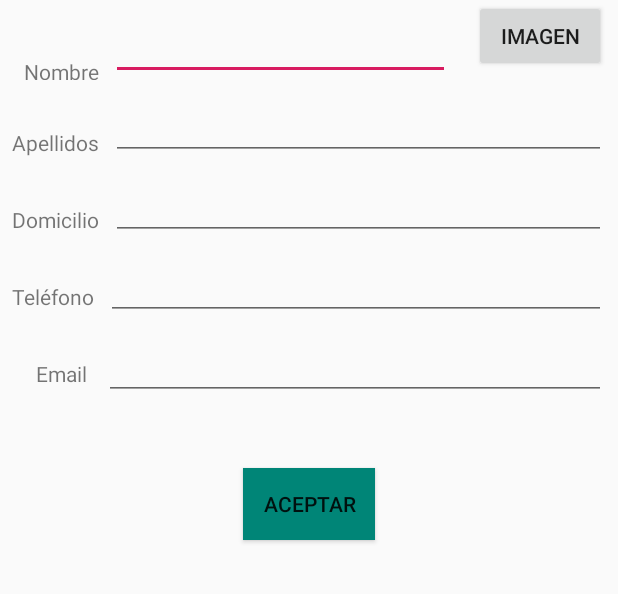
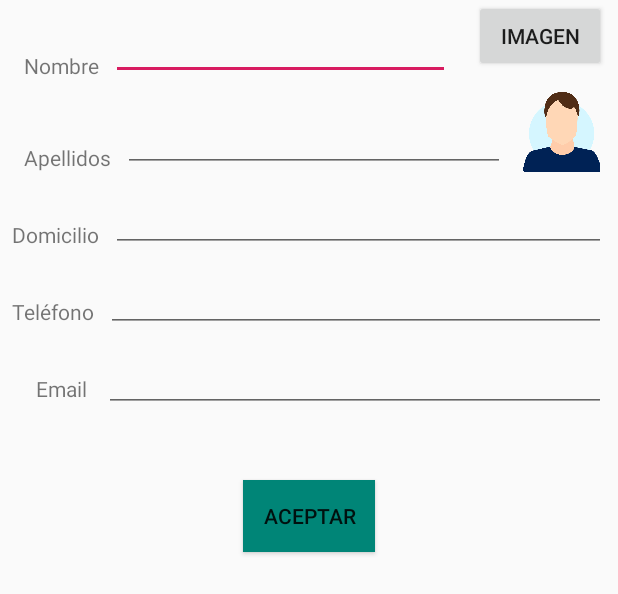
Before and after one commit to rubenseglop/Contactos, an Android app: the layout content_anadir.xml on its own in the app's theme, with its tools: preview values and no code run, on a phone screen of 412 x 824 dp. Shown: the top 594 px of the screen. Run offline under Robolectric (Android 15) with nearby library versions, the phone set to English and light mode, and no system bars.

Commit message:
Colocar la imagen tomada en el ImageView

```diff
--- a/app/src/main/res/layout/content_anadir.xml
+++ b/app/src/main/res/layout/content_anadir.xml
@@ -16,14 +16,15 @@
         android:layout_marginEnd="8dp"
         android:orientation="horizontal"
         app:layout_constraintEnd_toEndOf="parent"
-        app:layout_constraintStart_toStartOf="parent">
+        app:layout_constraintStart_toStartOf="parent"
+        app:layout_constraintTop_toTopOf="parent">
 
         <TextView
             android:id="@+id/nombre"
             android:layout_width="wrap_content"
             android:layout_height="wrap_content"
             android:layout_marginStart="8dp"
-            android:layout_marginTop="24dp"
+            android:layout_marginTop="20dp"
             android:text="Nombre" />
 
         <EditText
@@ -46,15 +47,25 @@
             android:text="Imagen" />
     </LinearLayout>
 
+    <LinearLayout
+        android:id="@+id/cajapellido"
+        android:layout_width="0dp"
+        android:layout_height="wrap_content"
+        android:layout_marginStart="8dp"
+        android:layout_marginTop="8dp"
+        android:layout_marginEnd="8dp"
+        android:orientation="horizontal"
+        app:layout_constraintEnd_toEndOf="parent"
+        app:layout_constraintStart_toStartOf="parent"
+        app:layout_constraintTop_toBottomOf="@+id/cajanombre">
+
         <TextView
             android:id="@+id/apellidos"
             android:layout_width="wrap_content"
             android:layout_height="wrap_content"
             android:layout_marginStart="8dp"
-        android:layout_marginTop="32dp"
-        android:text="Apellidos"
-        app:layout_constraintStart_toStartOf="parent"
-        app:layout_constraintTop_toBottomOf="@+id/cajanombre" />
+            android:layout_marginTop="20dp"
+            android:text="Apellidos" />
 
         <EditText
             android:id="@+id/id_apellidos"
@@ -63,11 +74,21 @@
             android:layout_marginStart="8dp"
             android:layout_marginTop="8dp"
             android:layout_marginEnd="8dp"
+            android:layout_weight="1"
             android:ems="10"
             android:inputType="textPersonName"
             app:layout_constraintEnd_toEndOf="parent"
             app:layout_constraintStart_toEndOf="@+id/apellidos"
             app:layout_constraintTop_toBottomOf="@+id/cajanombre" />
+
+        <ImageView
+            android:id="@+id/fotoperfil"
+            android:layout_width="59dp"
+            android:layout_height="match_parent"
+            app:srcCompat="@drawable/perfil" />
+
+    </LinearLayout>
+
 
     <TextView
         android:id="@+id/domicilio"
@@ -77,7 +98,7 @@
         android:layout_marginTop="32dp"
         android:text="Domicilio"
         app:layout_constraintStart_toStartOf="parent"
-        app:layout_constraintTop_toBottomOf="@+id/apellidos" />
+        app:layout_constraintTop_toBottomOf="@+id/cajapellido" />
 
     <EditText
         android:id="@+id/id_domicilio"
@@ -90,7 +111,7 @@
         android:inputType="textPersonName"
         app:layout_constraintEnd_toEndOf="parent"
         app:layout_constraintStart_toEndOf="@+id/domicilio"
-        app:layout_constraintTop_toBottomOf="@+id/id_apellidos" />
+        app:layout_constraintTop_toBottomOf="@+id/cajapellido" />
 
     <TextView
         android:id="@+id/telefono"
```
Also changed, not shown: app/src/main/java/aplicacion/contactos/com/miscontactos/CameraUtils.java (+3 -4 lines), app/src/main/java/aplicacion/contactos/com/miscontactos/anadir.java (+10 -89 lines), app/src/main/res/drawable/perfil.png (added). Lines whose indentation alone changed are shown as unchanged.
